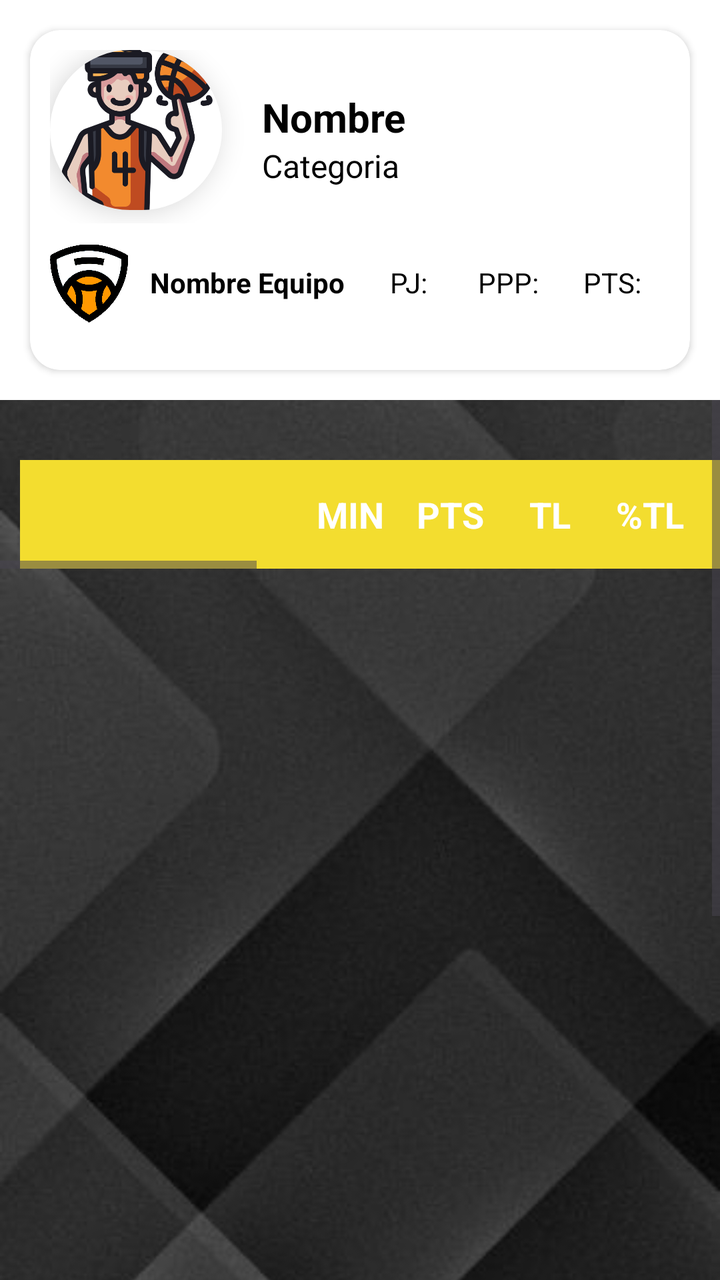
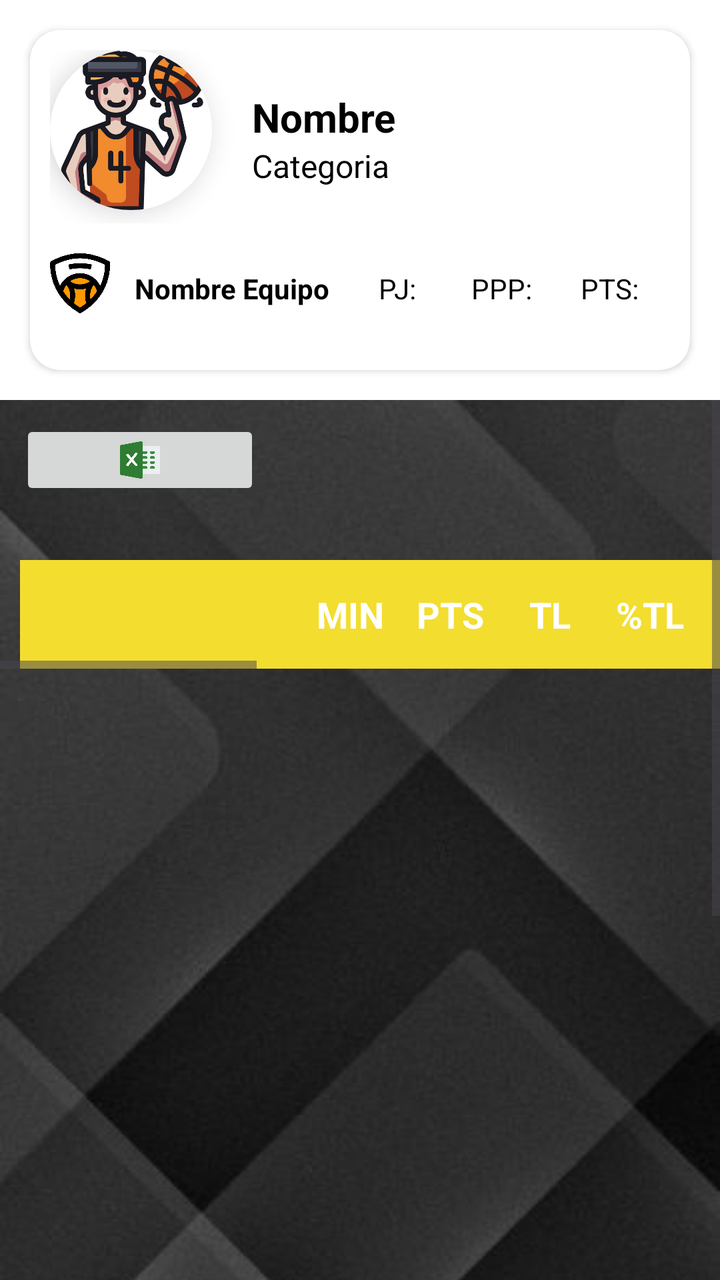

The first picture is an Android layout as it rendered before a commit; the second is the same layout after the commit. The layout source and the unified diff follow.
<!-- AndroidManifest.xml: activity theme Theme.UBB_estadistica.NoActionBar -->
<!-- res/layout/activity_jugador_invitado.xml -->
<?xml version="1.0" encoding="utf-8"?>
<androidx.constraintlayout.widget.ConstraintLayout xmlns:android="http://schemas.android.com/apk/res/android"
    xmlns:app="http://schemas.android.com/apk/res-auto"
    xmlns:tools="http://schemas.android.com/tools"
    android:layout_width="match_parent"
    android:layout_height="match_parent"
    tools:context=".invitado.JugadorInvitadoActivity"
    tools:ignore="ExtraText">

    <com.google.android.material.appbar.AppBarLayout
        android:id="@+id/appBarLayout2"
        android:layout_width="0dp"
        android:layout_height="200dp"
        android:background="@color/white"
        android:theme="@style/Theme.UBB_estadistica.AppBarOverlay"
        app:layout_constraintEnd_toEndOf="parent"
        app:layout_constraintStart_toStartOf="parent"
        app:layout_constraintTop_toTopOf="parent">

        <androidx.cardview.widget.CardView
            android:layout_width="match_parent"
            android:layout_height="match_parent"
            android:layout_margin="15dp"
            app:cardCornerRadius="15dp">


            <LinearLayout
                android:layout_width="match_parent"
                android:layout_height="match_parent"
                android:orientation="vertical"
                android:padding="10dp">

                <LinearLayout
                    android:layout_width="match_parent"
                    android:layout_height="wrap_content"
                    android:layout_weight="1"
                    android:orientation="horizontal">

                    <com.google.android.material.imageview.ShapeableImageView
                        android:id="@+id/imgJugInv"
                        android:layout_width="90dp"
                        android:layout_height="80dp"
                        android:layout_weight="0.05"
                        android:background="@color/white"
                        android:elevation="8dp"
                        android:scaleType="centerCrop"
                        app:shapeAppearanceOverlay="@style/circular"
                        app:srcCompat="@drawable/jugador_de_baloncesto" />

                    <LinearLayout
                        android:layout_width="match_parent"
                        android:layout_height="wrap_content"
                        android:layout_marginStart="20dp"
                        android:layout_weight="1"
                        android:orientation="vertical">

                        <TextView
                            android:id="@+id/txtJugNomInv"
                            android:layout_width="match_parent"
                            android:layout_height="wrap_content"
                            android:layout_marginTop="20dp"
                            android:text="Nombre"
                            android:textColor="@color/black"
                            android:textSize="20sp"
                            android:textStyle="bold" />

                        <TextView
                            android:id="@+id/txtJugCatInv"
                            android:layout_width="match_parent"
                            android:layout_height="wrap_content"
                            android:text="Categoria"
                            android:textColor="@color/black"
                            android:textSize="16sp" />
                    </LinearLayout>

                </LinearLayout>

                <LinearLayout
                    android:layout_width="match_parent"
                    android:layout_height="wrap_content"
                    android:layout_weight="0.5"
                    android:orientation="horizontal">

                    <ImageView
                        android:id="@+id/imgEquInv"
                        android:layout_width="wrap_content"
                        android:layout_height="60dp"
                        android:layout_weight="7"
                        app:srcCompat="@drawable/escudopredeterminado" />

                    <LinearLayout
                        android:layout_width="match_parent"
                        android:layout_height="wrap_content"
                        android:layout_marginTop="20dp"
                        android:layout_weight="1"
                        android:orientation="horizontal">

                        <TextView
                            android:id="@+id/txtEquInv"
                            android:layout_width="wrap_content"
                            android:layout_height="wrap_content"
                            android:layout_weight="1"
                            android:text="Nombre Equipo"
                            android:textAlignment="center"
                            android:textColor="@color/black"
                            android:textStyle="bold" />

                        <TextView
                            android:id="@+id/txtPJInv"
                            android:layout_width="wrap_content"
                            android:layout_height="wrap_content"
                            android:layout_weight="1"
                            android:text="PJ: "
                            android:textAlignment="center"
                            android:textColor="@color/black" />

                        <TextView
                            android:id="@+id/txtPPPInv"
                            android:layout_width="wrap_content"
                            android:layout_height="wrap_content"
                            android:layout_weight="1"
                            android:text="PPP:"
                            android:textAlignment="center"
                            android:textColor="@color/black" />

                        <TextView
                            android:id="@+id/txtPTSInv"
                            android:layout_width="wrap_content"
                            android:layout_height="wrap_content"
                            android:layout_weight="1"
                            android:text="PTS: "
                            android:textAlignment="center"
                            android:textColor="@color/black" />
                    </LinearLayout>

                </LinearLayout>
            </LinearLayout>


        </androidx.cardview.widget.CardView>
    </com.google.android.material.appbar.AppBarLayout>


    <ScrollView
        android:layout_width="match_parent"
        android:layout_height="match_parent"
        android:layout_marginTop="200dp"
        app:layout_constraintEnd_toEndOf="parent"
        app:layout_constraintStart_toStartOf="parent"
        app:layout_constraintTop_toBottomOf="@+id/appBarLayout2">

        <androidx.constraintlayout.widget.ConstraintLayout
            android:layout_width="match_parent"
            android:layout_height="wrap_content">

            <ImageView
                android:id="@+id/imageView18"
                android:layout_width="match_parent"
                android:layout_height="match_parent"
                android:scaleType="centerCrop"
                android:src="@drawable/fondo_pantalla3"
                app:layout_constraintBottom_toBottomOf="parent"
                app:layout_constraintEnd_toEndOf="parent"
                app:layout_constraintStart_toStartOf="parent"
                app:layout_constraintTop_toTopOf="parent" />

            <HorizontalScrollView
                android:layout_width="match_parent"
                android:layout_height="match_parent"
                app:layout_constraintEnd_toEndOf="parent"
                app:layout_constraintStart_toStartOf="parent"
                app:layout_constraintTop_toTopOf="parent">

                <LinearLayout
                    android:layout_width="match_parent"
                    android:layout_height="match_parent"
                    android:orientation="vertical">

                    <TableLayout
                        android:id="@+id/TLTotalMedia"
                        android:layout_width="wrap_content"
                        android:layout_height="wrap_content"
                        android:layout_marginStart="10dp"
                        android:layout_marginTop="30dp"
                        android:layout_marginEnd="10dp"
                        android:background="@color/white">

                        <TableRow
                            android:layout_width="match_parent"
                            android:layout_height="match_parent"
                            android:background="@color/yellow_logo"
                            android:paddingTop="10dp"
                            android:paddingBottom="10dp">

                            <TextView
                                android:id="@+id/textView93"
                                android:layout_width="140dp"
                                android:layout_height="match_parent"
                                android:layout_weight="1"
                                android:padding="5dp"
                                android:textColor="@color/white"
                                android:textStyle="bold" />

                            <TextView
                                android:id="@+id/textView94"
                                android:layout_width="50dp"
                                android:layout_height="match_parent"
                                android:layout_weight="1"
                                android:padding="5dp"
                                android:text="MIN"
                                android:textAlignment="center"
                                android:textColor="@color/white"
                                android:textSize="18sp"
                                android:textStyle="bold" />

                            <TextView
                                android:id="@+id/textView95"
                                android:layout_width="50dp"
                                android:layout_height="match_parent"
                                android:layout_weight="1"
                                android:padding="5dp"
                                android:text="PTS"
                                android:textAlignment="center"
                                android:textColor="@color/white"
                                android:textSize="18sp"
                                android:textStyle="bold" />

                            <TextView
                                android:id="@+id/textView96"
                                android:layout_width="50dp"
                                android:layout_height="match_parent"
                                android:layout_weight="1"
                                android:padding="5dp"
                                android:text="TL"
                                android:textAlignment="center"
                                android:textColor="@color/white"
                                android:textSize="18sp"
                                android:textStyle="bold" />

                            <TextView
                                android:id="@+id/textView97"
                                android:layout_width="50dp"
                                android:layout_height="match_parent"
                                android:layout_weight="1"
                                android:padding="5dp"
                                android:text="%TL"
                                android:textAlignment="center"
                                android:textColor="@color/white"
                                android:textSize="18sp"
                                android:textStyle="bold" />

                            <TextView
                                android:id="@+id/textView98"
                                android:layout_width="50dp"
                                android:layout_height="match_parent"
                                android:layout_weight="1"
                                android:padding="5dp"
                                android:text="T2"
                                android:textAlignment="center"
                                android:textColor="@color/white"
                                android:textSize="18sp"
                                android:textStyle="bold" />

                            <TextView
                                android:id="@+id/textView99"
                                android:layout_width="50dp"
                                android:layout_height="match_parent"
                                android:layout_weight="1"
                                android:padding="5dp"
                                android:text="%T2"
                                android:textAlignment="center"
                                android:textColor="@color/white"
                                android:textSize="18sp"
                                android:textStyle="bold" />

                            <TextView
                                android:id="@+id/textView100"
                                android:layout_width="50dp"
                                android:layout_height="match_parent"
                                android:layout_weight="1"
                                android:padding="5dp"
                                android:text="T3"
                                android:textAlignment="center"
                                android:textColor="@color/white"
                                android:textSize="18sp"
                                android:textStyle="bold" />

                            <TextView
                                android:id="@+id/textView101"
                                android:layout_width="50dp"
                                android:layout_height="match_parent"
                                android:layout_weight="1"
                                android:padding="5dp"
                                android:text="%T3"
                                android:textAlignment="center"
                                android:textColor="@color/white"
                                android:textSize="18sp"
                                android:textStyle="bold" />

                            <TextView
                                android:id="@+id/textView102"
                                android:layout_width="50dp"
                                android:layout_height="match_parent"
                                android:layout_weight="1"
                                android:padding="5dp"
                                android:text="RD"
                                android:textAlignment="center"
                                android:textColor="@color/white"
                                android:textSize="18sp"
                                android:textStyle="bold" />

                            <TextView
                                android:id="@+id/textView103"
                                android:layout_width="50dp"
                                android:layout_height="match_parent"
                                android:layout_weight="1"
                                android:padding="5dp"
                                android:text="RO"
                                android:textAlignment="center"
                                android:textColor="@color/white"
                                android:textSize="18sp"
                                android:textStyle="bold" />

                            <TextView
                                android:id="@+id/textView104"
                                android:layout_width="50dp"
                                android:layout_height="match_parent"
                                android:layout_weight="1"
                                android:padding="5dp"
                                android:text="RT"
                                android:textAlignment="center"
                                android:textColor="@color/white"
                                android:textSize="18sp"
                                android:textStyle="bold" />

                            <TextView
                                android:id="@+id/textView105"
                                android:layout_width="50dp"
                                android:layout_height="match_parent"
                                android:layout_weight="1"
                                android:padding="5dp"
                                android:text="AST"
                                android:textAlignment="center"
                                android:textColor="@color/white"
                                android:textSize="18sp"
                                android:textStyle="bold" />

                            <TextView
                                android:id="@+id/textView106"
                                android:layout_width="50dp"
                                android:layout_height="match_parent"
                                android:layout_weight="1"
                                android:padding="5dp"
                                android:text="PÉR"
                                android:textAlignment="center"
                                android:textColor="@color/white"
                                android:textSize="18sp"
                                android:textStyle="bold" />

                            <TextView
                                android:id="@+id/textView107"
                                android:layout_width="50dp"
                                android:layout_height="match_parent"
                                android:layout_weight="1"
                                android:padding="5dp"
                                android:text="REC"
                                android:textAlignment="center"
                                android:textColor="@color/white"
                                android:textSize="18sp"
                                android:textStyle="bold" />

                            <TextView
                                android:id="@+id/textView108"
                                android:layout_width="50dp"
                                android:layout_height="match_parent"
                                android:layout_weight="1"
                                android:padding="5dp"
                                android:text="TAP"
                                android:textAlignment="center"
                                android:textColor="@color/white"
                                android:textSize="18sp"
                                android:textStyle="bold" />

                            <TextView
                                android:id="@+id/textView109"
                                android:layout_width="50dp"
                                android:layout_height="match_parent"
                                android:layout_weight="1"
                                android:padding="5dp"
                                android:text="FAL"
                                android:textAlignment="center"
                                android:textColor="@color/white"
                                android:textSize="18sp"
                                android:textStyle="bold" />

                            <TextView
                                android:id="@+id/textView110"
                                android:layout_width="50dp"
                                android:layout_height="match_parent"
                                android:layout_weight="1"
                                android:padding="5dp"
                                android:text="VAL"
                                android:textAlignment="center"
                                android:textColor="@color/white"
                                android:textSize="18sp"
                                android:textStyle="bold" />
                        </TableRow>

                    </TableLayout>

                    <TableLayout
                        android:id="@+id/TLJugEstaInvitado"
                        android:layout_width="wrap_content"
                        android:layout_height="wrap_content"
                        android:layout_marginStart="10dp"
                        android:layout_marginEnd="10dp"
                        android:background="@color/white">

                    </TableLayout>

                </LinearLayout>
            </HorizontalScrollView>

        </androidx.constraintlayout.widget.ConstraintLayout>
    </ScrollView>


</androidx.constraintlayout.widget.ConstraintLayout>
<!-- resources referenced by this layout -->
<resources>
  <color name="black">#FF000000</color>
  <color name="white">#FFFFFFFF</color>
  <color name="yellow_logo">#F3DD2F</color>
  <!-- drawable escudopredeterminado: png bitmap (drawable, 17382 bytes) -->
  <!-- drawable fondo_pantalla3: jpg bitmap (drawable, 18674 bytes) -->
  <!-- drawable jugador_de_baloncesto: png bitmap (drawable, 51891 bytes) -->
  <style name="Theme.UBB_estadistica.AppBarOverlay" parent="ThemeOverlay.AppCompat.Dark.ActionBar" />
  <style name="circular">
          <item name="cornerSize">50%</item>
      </style>
  <style name="Theme.UBB_estadistica.NoActionBar">
          <item name="windowActionBar">false</item>
          <item name="windowNoTitle">true</item>
      </style>
</resources>

<!-- the commit's change to res/layout/activity_jugador_invitado.xml (unified diff, before → after) -->
@@ -38,7 +38,7 @@
 
                     <com.google.android.material.imageview.ShapeableImageView
                         android:id="@+id/imgJugInv"
-                        android:layout_width="90dp"
+                        android:layout_width="85dp"
                         android:layout_height="80dp"
                         android:layout_weight="0.05"
                         android:background="@color/white"
@@ -83,15 +83,15 @@
 
                     <ImageView
                         android:id="@+id/imgEquInv"
-                        android:layout_width="wrap_content"
+                        android:layout_width="60dp"
                         android:layout_height="60dp"
-                        android:layout_weight="7"
+                        android:layout_weight="1"
                         app:srcCompat="@drawable/escudopredeterminado" />
 
                     <LinearLayout
                         android:layout_width="match_parent"
                         android:layout_height="wrap_content"
-                        android:layout_marginTop="20dp"
+                        android:layout_marginTop="23dp"
                         android:layout_weight="1"
                         android:orientation="horizontal">
 
@@ -164,12 +164,23 @@
                 app:layout_constraintStart_toStartOf="parent"
                 app:layout_constraintTop_toTopOf="parent" />
 
+            <ImageButton
+                android:id="@+id/btnExcelJugador"
+                android:layout_width="120dp"
+                android:layout_height="40dp"
+                android:layout_marginStart="10dp"
+                android:layout_marginTop="10dp"
+                android:scaleType="centerInside"
+                android:src="@drawable/excel"
+                app:layout_constraintStart_toStartOf="parent"
+                app:layout_constraintTop_toTopOf="parent" />
+
             <HorizontalScrollView
                 android:layout_width="match_parent"
                 android:layout_height="match_parent"
                 app:layout_constraintEnd_toEndOf="parent"
                 app:layout_constraintStart_toStartOf="parent"
-                app:layout_constraintTop_toTopOf="parent">
+                app:layout_constraintTop_toBottomOf="@+id/btnExcelJugador">
 
                 <LinearLayout
                     android:layout_width="match_parent"
<!-- resource entries referenced after the edit -->
@@ -4,6 +4,7 @@
   <color name="white">#FFFFFFFF</color>
   <color name="yellow_logo">#F3DD2F</color>
   <!-- drawable escudopredeterminado: png bitmap (drawable, 17382 bytes) -->
+  <!-- drawable excel: png bitmap (drawable, 13751 bytes) -->
   <!-- drawable fondo_pantalla3: jpg bitmap (drawable, 18674 bytes) -->
   <!-- drawable jugador_de_baloncesto: png bitmap (drawable, 51891 bytes) -->
   <style name="Theme.UBB_estadistica.AppBarOverlay" parent="ThemeOverlay.AppCompat.Dark.ActionBar" />
